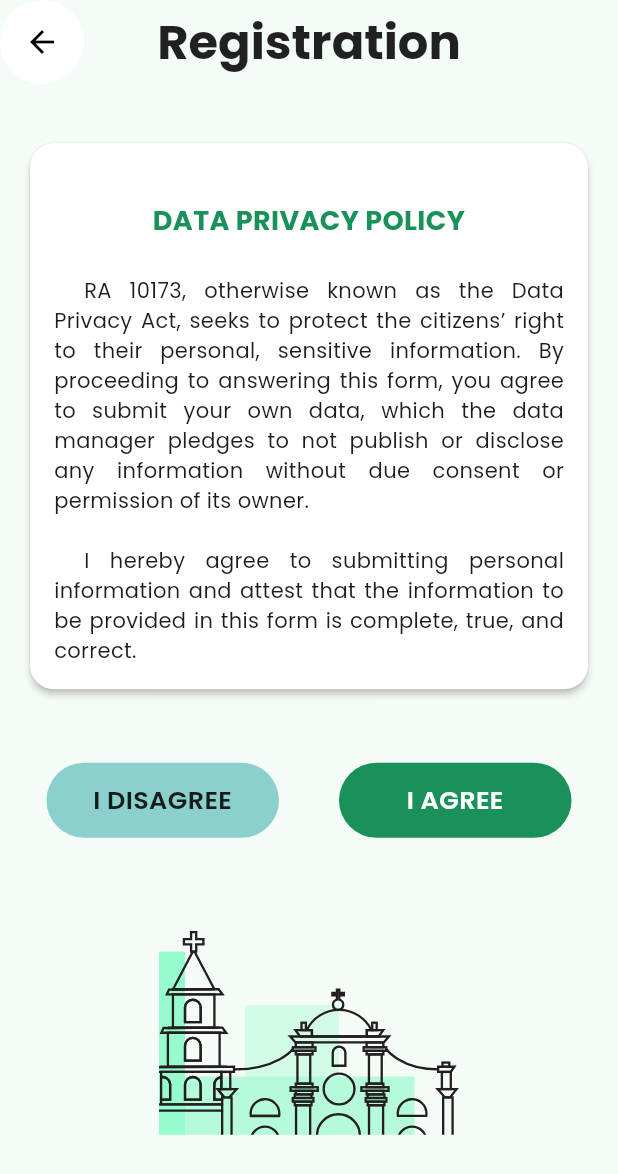
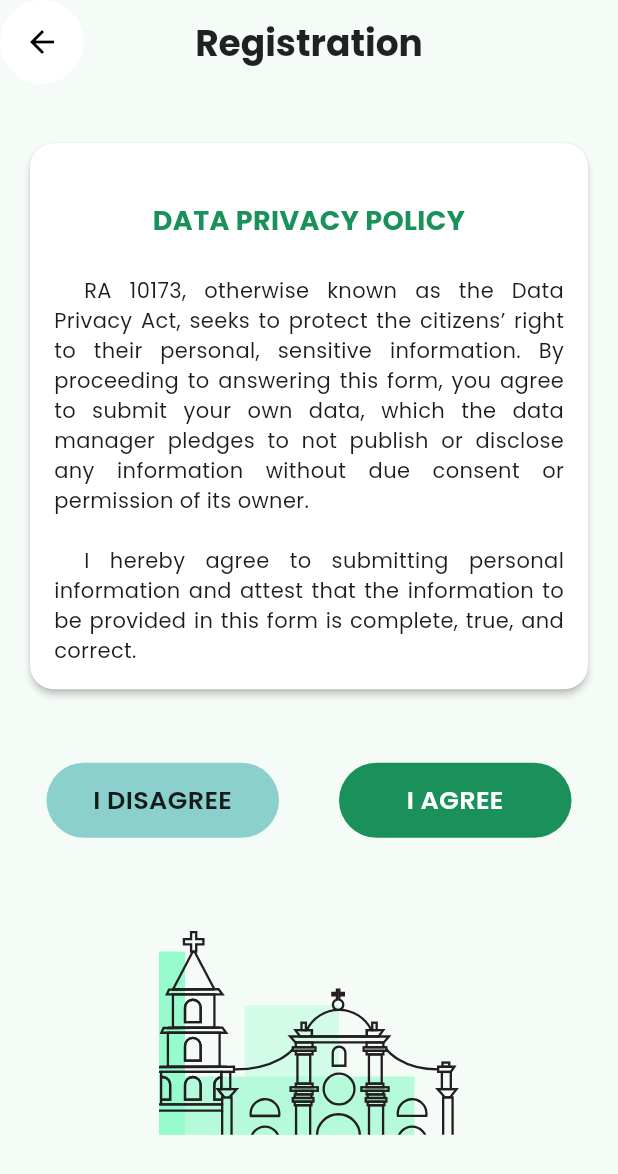
Before and after one commit to yskooo/snt_innovatives, a Flutter app: the DataProtectionPrivacyPage screen opened directly, on a phone screen of 412 x 824 dp. Shown: the top 1174 px of the screen. Run offline on Flutter 3.47's test engine with Material 3 defaults, Android fonts, the phone set to English and light mode, and no system bars; our stand-ins replace device_preview, flutter_svg, google_fonts, supabase_flutter; accounts and stored records are empty.

Commit message:
chore:  intl calendar; thus needs ui improve

```diff
--- a/lib/data_protection_privacy.dart
+++ b/lib/data_protection_privacy.dart
@@ -20,14 +20,15 @@ class CustomAppBar extends StatelessWidget implements PreferredSizeWidget {
   @override
   Widget build(BuildContext context) {
     return AppBar(
+      toolbarHeight: 200,
       title: Padding(
-        padding: const EdgeInsets.all(10.0),
+        padding: const EdgeInsets.all(20.0),
         child: Text(
           title,
           textAlign: TextAlign.center,
           style: GoogleFonts.poppins(
             fontWeight: FontWeight.bold,
-            fontSize: 32, // Adjust the font size as needed
+            fontSize: 24, // Adjust the font size as needed
             color: Colors.black87, // Change the color of the text
           ),
         ),
@@ -45,7 +46,8 @@ class CustomAppBar extends StatelessWidget implements PreferredSizeWidget {
   @override
   Size get preferredSize => const Size.fromHeight(kToolbarHeight);
 }
-// main component page
+
+// Main Privacy Policy Component Page
 class DataProtectionPrivacyPage extends StatefulWidget {
   const DataProtectionPrivacyPage({super.key});
 
--- a/pubspec.yaml
+++ b/pubspec.yaml
@@ -39,7 +39,7 @@ dependencies:
   flutter_svg: ^2.0.5
   device_preview: ^1.1.0
   google_fonts: ^6.1.0
-
+  intl: ^0.19.0
 
 dev_dependencies:
   flutter_test:
```
